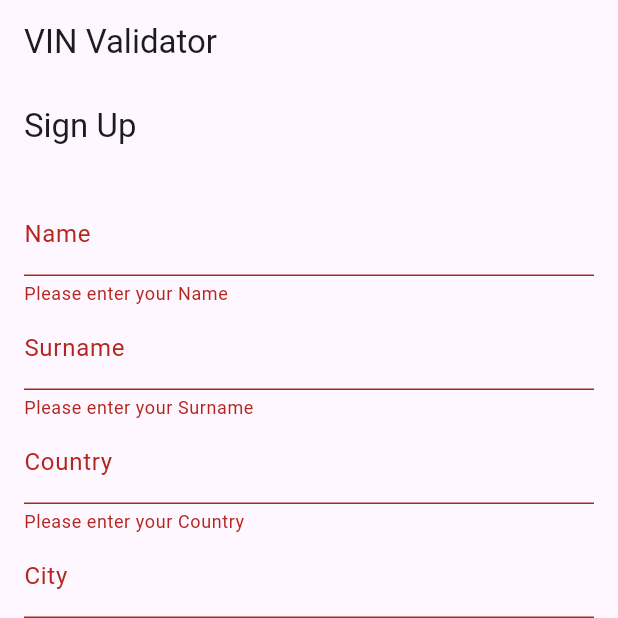
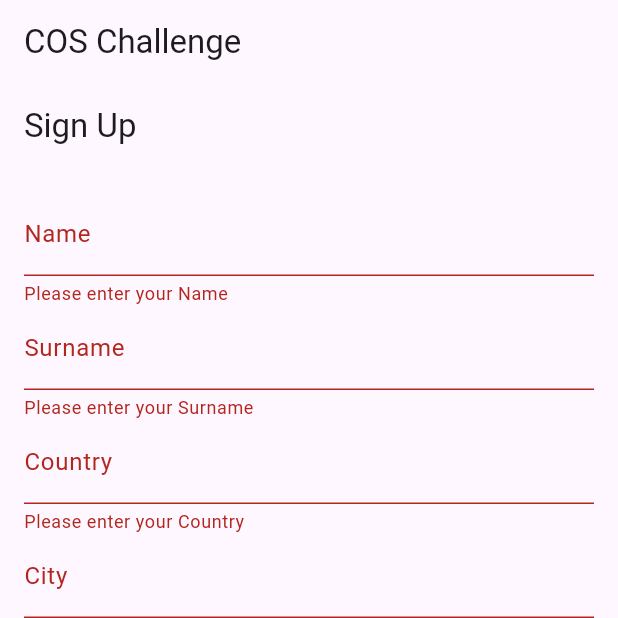
Before and after one commit to kiketordera/car_on_sale, a Flutter app: the screen it shows after launch, after a tap on "Sign Up", on a phone screen of 412 x 824 dp, the top half of it. Run offline on Flutter 3.47's test engine with Material 3 defaults, Android fonts, the phone set to English and light mode, and no system bars; our stand-ins replace shared_preferences.

Commit message:
Great refactor done
The code has been refactored to be more maintanable and readable

```diff
--- a/lib/main.dart
+++ b/lib/main.dart
@@ -1,7 +1,7 @@
-import 'package:car_on_sale/home.dart';
-import 'package:car_on_sale/signup.dart';
+import 'package:car_on_sale/screens/home.dart';
+import 'package:car_on_sale/screens/signup.dart';
+import 'package:car_on_sale/services/local_storage.dart';
 import 'package:flutter/material.dart';
-import 'package:shared_preferences/shared_preferences.dart';
 
 void main() {
   runApp(const MyApp());
@@ -14,7 +14,7 @@ class MyApp extends StatelessWidget {
   Widget build(BuildContext context) {
     return MaterialApp(
       home: Scaffold(
-        appBar: AppBar(title: const Text('VIN Validator')),
+        appBar: AppBar(title: const Text('COS Challenge')),
         body: FutureBuilder(
           future: _checkUserSignedUp(),
           builder: (context, snapshot) {
@@ -32,7 +32,8 @@ class MyApp extends StatelessWidget {
   }
 
   Future<bool> _checkUserSignedUp() async {
-    SharedPreferences prefs = await SharedPreferences.getInstance();
-    return prefs.containsKey('userData');
+    LocalStorageService localStorageService = LocalStorageService();
+    Map<String, String>? userId = await localStorageService.getUserData();
+    return userId != null;
   }
 }
--- a/lib/signup.dart
+++ b/lib/screens/signup.dart
@@ -24,7 +24,7 @@ class SignUpScreenState extends State<SignUpScreen> {
     SharedPreferences prefs = await SharedPreferences.getInstance();
     Map<String, String> userData =
         _controllers.map((key, value) => MapEntry(key, value.text));
-    await prefs.setString('userData', jsonEncode(userData)); // Use jsonEncode
+    await prefs.setString('userData', jsonEncode(userData));
   }
 
   Widget _buildTextField(String label, String key) {
--- a/lib/car_display.dart
+++ b/lib/screens/vehicle_selection.dart
@@ -1,4 +1,4 @@
-import 'package:car_on_sale/car_options.dart';
+import 'package:car_on_sale/models/vehicle_options.dart';
 import 'package:flutter/material.dart';
 
 class VehicleSelectionScreen extends StatelessWidget {
@@ -22,7 +22,6 @@ class VehicleSelectionScreen extends StatelessWidget {
             subtitle: Text(
                 'Similarity: ${option.similarity}\nContainer: ${option.containerName}'),
             onTap: () {
-              // Handle vehicle selection
               Navigator.pop(context, option.externalId);
             },
           );
--- /dev/null
+++ b/lib/services/local_storage.dart
@@ -0,0 +1,19 @@
+import 'dart:convert';
+
+import 'package:shared_preferences/shared_preferences.dart';
+
+class LocalStorageService {
+  Future<void> saveUserData(Map<String, String> userData) async {
+    SharedPreferences prefs = await SharedPreferences.getInstance();
+    await prefs.setString('userData', jsonEncode(userData));
+  }
+
+  Future<Map<String, String>?> getUserData() async {
+    SharedPreferences prefs = await SharedPreferences.getInstance();
+    String? userDataString = prefs.getString('userData');
+    if (userDataString != null) {
+      return Map<String, String>.from(jsonDecode(userDataString));
+    }
+    return null;
+  }
+}
```
Also changed, not shown: lib/screens/auction_data.dart (added, +42 -0 lines), lib/screens/home.dart (renamed from lib/home.dart, +15 -87 lines), lib/screens/vehicles_selection.dart (added, +32 -0 lines), lib/services/api_service.dart (added, +11 -0 lines), lib/models/vehicle_options.dart (renamed from lib/car_options.dart).
